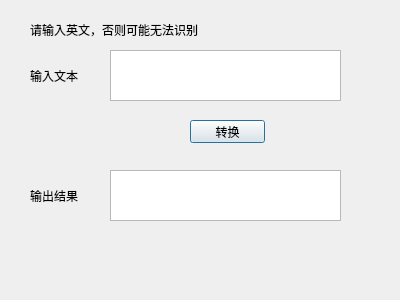
Before: the Qt Designer form wiki2bio_jittor/src/wiki2bio.ui in namezhenzhang/wiki2bio, drawn with Qt 5.
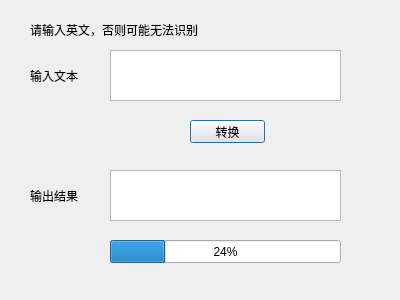
After: the same form once the commit is applied.

Patch:
```diff
--- a/wiki2bio_jittor/src/wiki2bio.ui
+++ b/wiki2bio_jittor/src/wiki2bio.ui
@@ -85,6 +85,19 @@
     <string>请输入英文，否则可能无法识别</string>
    </property>
   </widget>
+  <widget class="QProgressBar" name="progressBar">
+   <property name="geometry">
+    <rect>
+     <x>110</x>
+     <y>240</y>
+     <width>231</width>
+     <height>23</height>
+    </rect>
+   </property>
+   <property name="value">
+    <number>24</number>
+   </property>
+  </widget>
  </widget>
  <resources/>
  <connections/>
```
